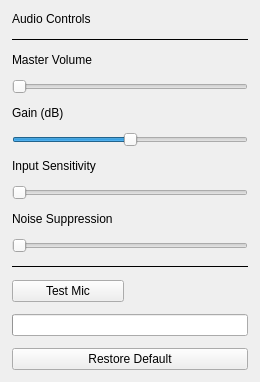
First picture: the form in Nuummite/ui/volume_control.ui, repository yuvaneshbn/Nuummite, before the edit.
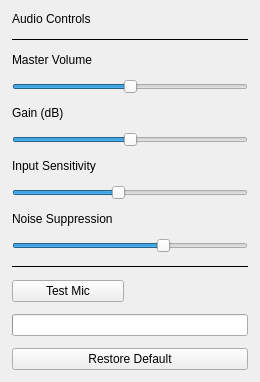
Second picture: the form after the edit.

The edit to the form file:
```diff
--- a/Nuummite/ui/volume_control.ui
+++ b/Nuummite/ui/volume_control.ui
@@ -52,6 +52,15 @@
    </item>
    <item>
     <widget class="QSlider" name="masterSlider">
+     <property name="minimum">
+      <number>0</number>
+     </property>
+     <property name="maximum">
+      <number>200</number>
+     </property>
+     <property name="value">
+      <number>100</number>
+     </property>
      <property name="orientation">
       <enum>Qt::Horizontal</enum>
      </property>
@@ -86,6 +95,15 @@
    </item>
    <item>
     <widget class="QSlider" name="inputSensitivitySlider">
+     <property name="minimum">
+      <number>0</number>
+     </property>
+     <property name="maximum">
+      <number>100</number>
+     </property>
+     <property name="value">
+       <number>45</number>
+     </property>
      <property name="orientation">
       <enum>Qt::Horizontal</enum>
      </property>
@@ -100,6 +118,15 @@
    </item>
    <item>
     <widget class="QSlider" name="noiseSuppressionSlider">
+     <property name="minimum">
+      <number>0</number>
+     </property>
+      <property name="maximum">
+       <number>100</number>
+      </property>
+     <property name="value">
+       <number>65</number>
+     </property>
      <property name="orientation">
       <enum>Qt::Horizontal</enum>
      </property>
```
Left out of the diff: 5 changed lines with no effect on the pictures.
